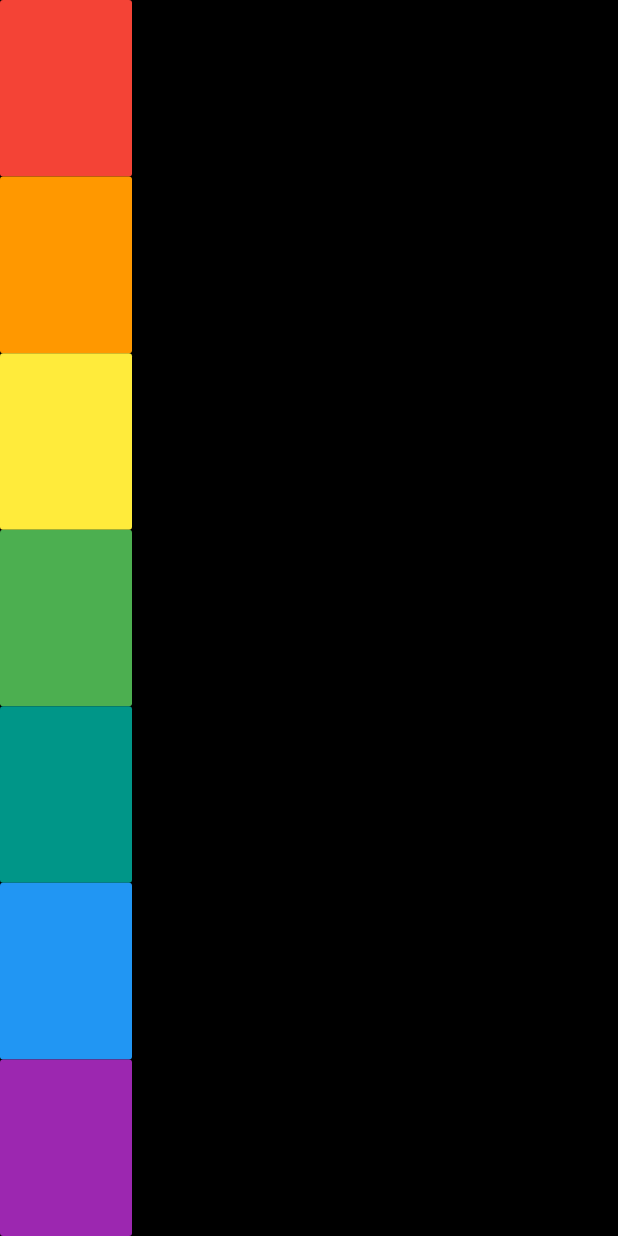
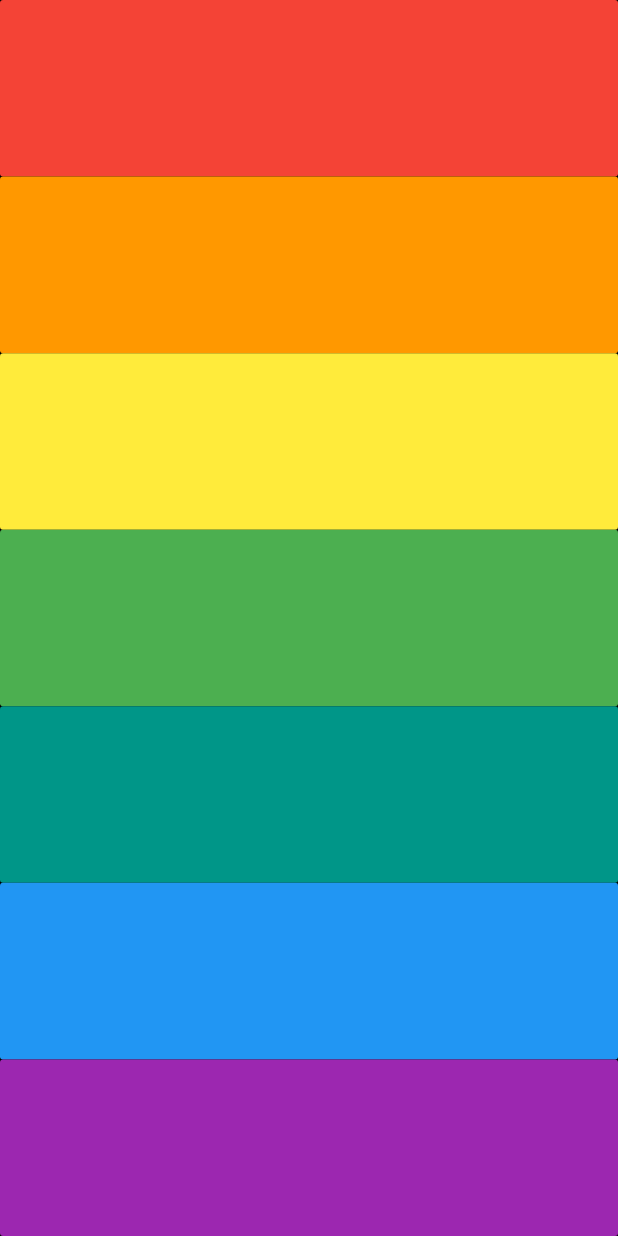
Before and after one commit to Jordan-erifried/Xylophone-App, a Flutter app: the screen it shows after launch, on a phone screen of 412 x 824 dp. Run offline on Flutter 3.47's test engine with Material 2 defaults, Android fonts, the phone set to English and light mode, and no system bars; our stand-ins replace audioplayers.

Commit message:
Adding CrossAxis

```diff
--- a/lib/main.dart
+++ b/lib/main.dart
@@ -20,7 +20,7 @@ class XylophoneApp extends StatelessWidget {
         backgroundColor: Colors.black,
         body: SafeArea(
           child: Column(
-            //mainAxisAlignment: MainAxisAlignment.spaceEvenly,
+            crossAxisAlignment: CrossAxisAlignment.stretch,
             children: <Widget>[
               Expanded(
                 child: FlatButton(
```
